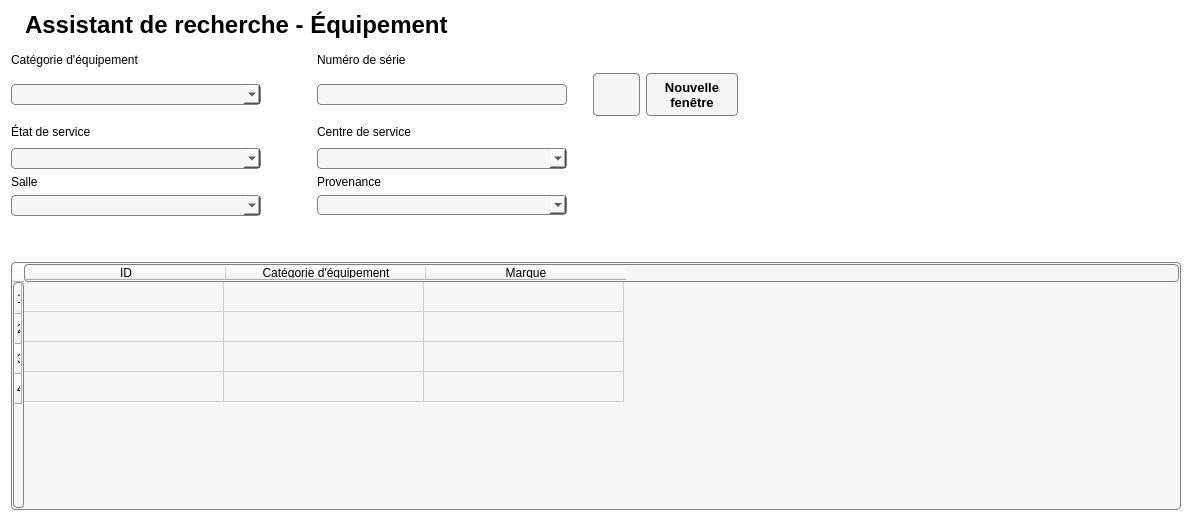
Before: the Qt Designer form Interface/FenetresEnUI/RechercheEquipement.ui in ProjetPC2/SIMM2.0-DEV, drawn with Qt 5.
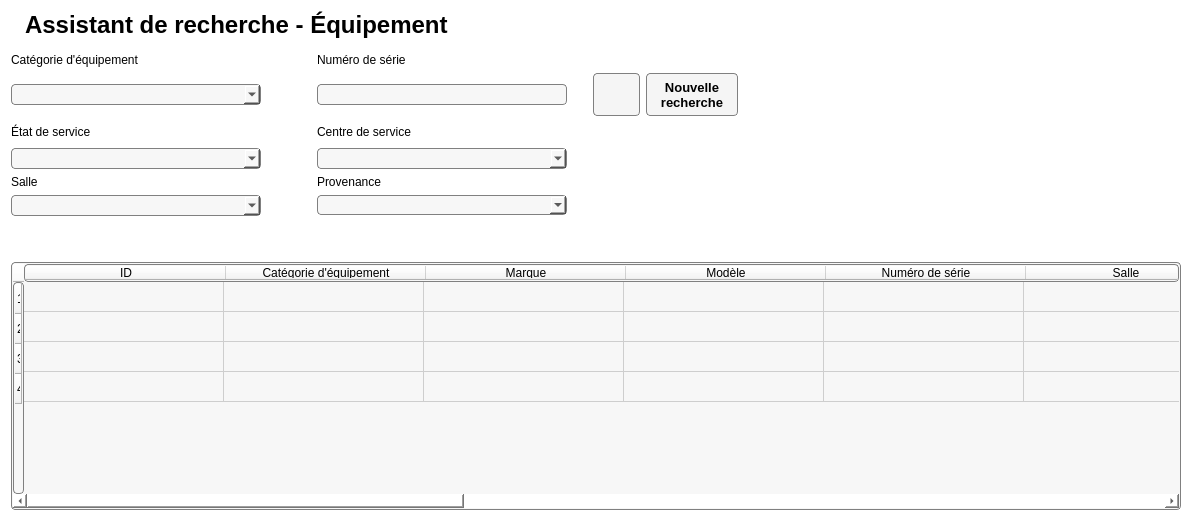
After: the same form once the commit is applied. Icons and pictures are not drawn.

Commit message: modification bouton fenêtre de recherche d'équipement

```diff
--- a/Interface/FenetresEnUI/RechercheEquipement.ui
+++ b/Interface/FenetresEnUI/RechercheEquipement.ui
@@ -315,7 +315,7 @@
          </property>
          <property name="text">
           <string>Nouvelle
-fenêtre</string>
+recherche</string>
          </property>
         </widget>
        </item>
@@ -414,6 +414,56 @@
        <string>Marque</string>
       </property>
      </column>
+     <column>
+      <property name="text">
+       <string>Modèle</string>
+      </property>
+     </column>
+     <column>
+      <property name="text">
+       <string>Numéro de série</string>
+      </property>
+     </column>
+     <column>
+      <property name="text">
+       <string>Salle</string>
+      </property>
+     </column>
+     <column>
+      <property name="text">
+       <string>Centre de service</string>
+      </property>
+     </column>
+     <column>
+      <property name="text">
+       <string>Date d'acquisition</string>
+      </property>
+     </column>
+     <column>
+      <property name="text">
+       <string>Date du dernier entretien</string>
+      </property>
+     </column>
+     <column>
+      <property name="text">
+       <string>Provenance</string>
+      </property>
+     </column>
+     <column>
+      <property name="text">
+       <string>État de service</string>
+      </property>
+     </column>
+     <column>
+      <property name="text">
+       <string>État de conservation</string>
+      </property>
+     </column>
+     <column>
+      <property name="text">
+       <string>Commentaires</string>
+      </property>
+     </column>
     </widget>
    </item>
    <item row="2" column="0">
```
